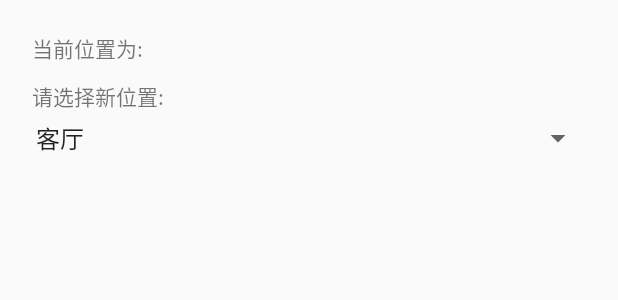
After one commit to jlshix/wlife_app_new, an Android app: the layout dialog_replace.xml on its own in the app's theme, with its tools: preview values and no code run, on a phone screen of 412 x 824 dp. The commit adds this screen. Shown: the top 300 px of the screen. Run offline under Robolectric (Android 15) with nearby library versions, the light colour scheme and no system bars.

Commit message:
相关dialog布局文件

```diff
--- /dev/null
+++ b/app/src/main/res/layout/dialog_replace.xml
@@ -0,0 +1,39 @@
+<?xml version="1.0" encoding="utf-8"?>
+<LinearLayout xmlns:android="http://schemas.android.com/apk/res/android"
+    android:orientation="vertical"
+    android:padding="@dimen/activity_vertical_margin"
+    android:layout_width="match_parent"
+    android:layout_height="match_parent">
+
+    <LinearLayout
+        android:orientation="horizontal"
+        android:layout_width="match_parent"
+        android:layout_height="wrap_content">
+        <TextView
+            android:text="@string/current_place"
+            android:padding="@dimen/item_padding"
+            android:layout_width="wrap_content"
+            android:layout_height="wrap_content" />
+        <TextView
+            android:id="@+id/current_place"
+            android:padding="@dimen/item_padding"
+            android:layout_width="wrap_content"
+            android:layout_height="wrap_content" />
+    </LinearLayout>
+    <LinearLayout
+        android:orientation="vertical"
+        android:layout_width="match_parent"
+        android:layout_height="wrap_content">
+        <TextView
+            android:text="@string/new_place"
+            android:padding="@dimen/item_padding"
+            android:layout_width="wrap_content"
+            android:layout_height="wrap_content" />
+        <Spinner
+            android:id="@+id/new_place"
+            android:entries="@array/rooms_spinner"
+            android:layout_width="match_parent"
+            android:layout_height="wrap_content"/>
+    </LinearLayout>
+
+</LinearLayout>
--- a/app/src/main/res/values/strings.xml
+++ b/app/src/main/res/values/strings.xml
@@ -381,6 +381,10 @@
     <string name="appliance_type_text">请选择家电类型:</string>
     <string name="appliance_brand">请选择家电品牌:</string>
     <string name="appliance_no">请选择家电型号:</string>
+    <string name="current_name">当前名称为:</string>
+    <string name="new_name">请输入新名称:</string>
+    <string name="current_place">当前位置为:</string>
+    <string name="new_place">请选择新位置:</string>
 
     <array name="appliance_type">
         <item>空调</item>
```
Also changed, not shown: app/src/main/res/layout/dialog_rename.xml (added, +30 -0 lines).
